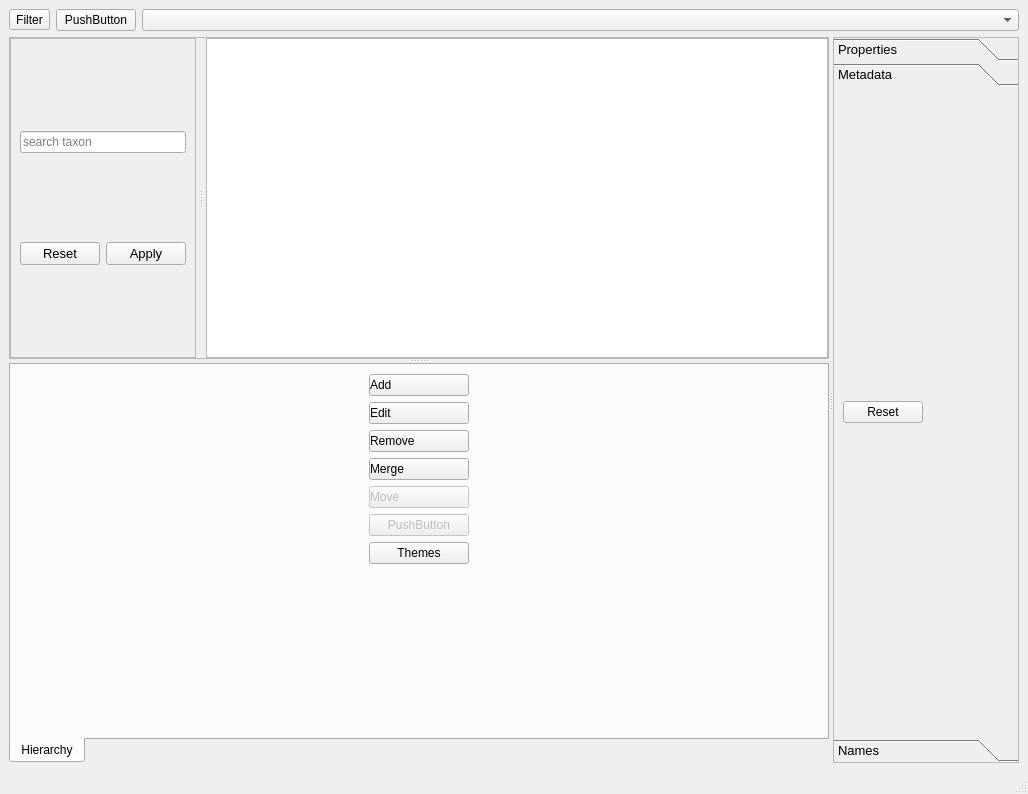
The window that ui/taxanames.ui (PhilippeBko/taxa_occ) describes before a commit, drawn with Qt 5.
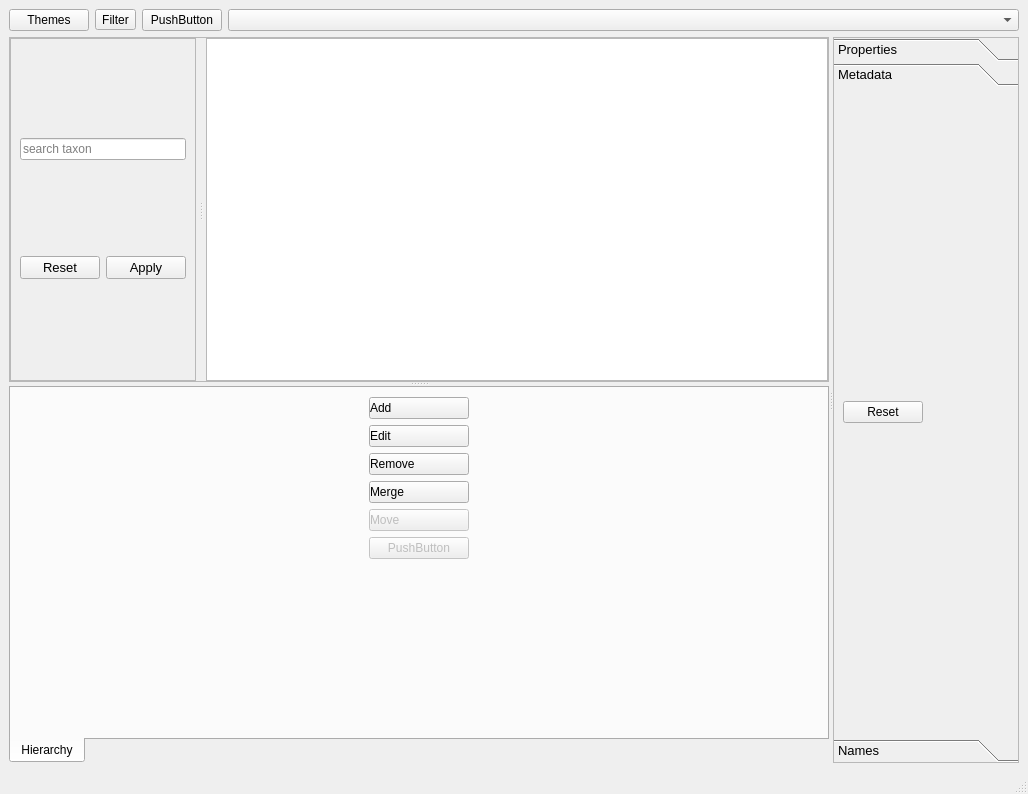
The same window after the commit. The open tabs and pages were chosen to show the change. Icons and pictures are not drawn.

The edit to the form file:
```diff
--- a/ui/taxanames.ui
+++ b/ui/taxanames.ui
@@ -45,6 +45,19 @@
    <layout class="QGridLayout" name="gridLayout">
     <item row="0" column="0">
      <layout class="QHBoxLayout" name="horizontalLayout">
+      <item>
+       <widget class="QPushButton" name="themes_button">
+        <property name="maximumSize">
+         <size>
+          <width>100</width>
+          <height>16777215</height>
+         </size>
+        </property>
+        <property name="text">
+         <string>Themes</string>
+        </property>
+       </widget>
+      </item>
       <item>
        <widget class="QToolButton" name="toolButton">
         <property name="text">
@@ -198,6 +211,9 @@
         <property name="tabPosition">
          <enum>QTabWidget::South</enum>
         </property>
+        <property name="tabShape">
+         <enum>QTabWidget::Rounded</enum>
+        </property>
         <property name="currentIndex">
          <number>0</number>
         </property>
@@ -365,19 +381,6 @@
                 </property>
                </widget>
               </item>
-              <item>
-               <widget class="QPushButton" name="themes_button">
-                <property name="maximumSize">
-                 <size>
-                  <width>100</width>
-                  <height>16777215</height>
-                 </size>
-                </property>
-                <property name="text">
-                 <string>Themes</string>
-                </property>
-               </widget>
-              </item>
               <item>
                <spacer name="verticalSpacer_3">
                 <property name="orientation">
```
Left out of the diff: 22 changed lines with no effect on the pictures.
